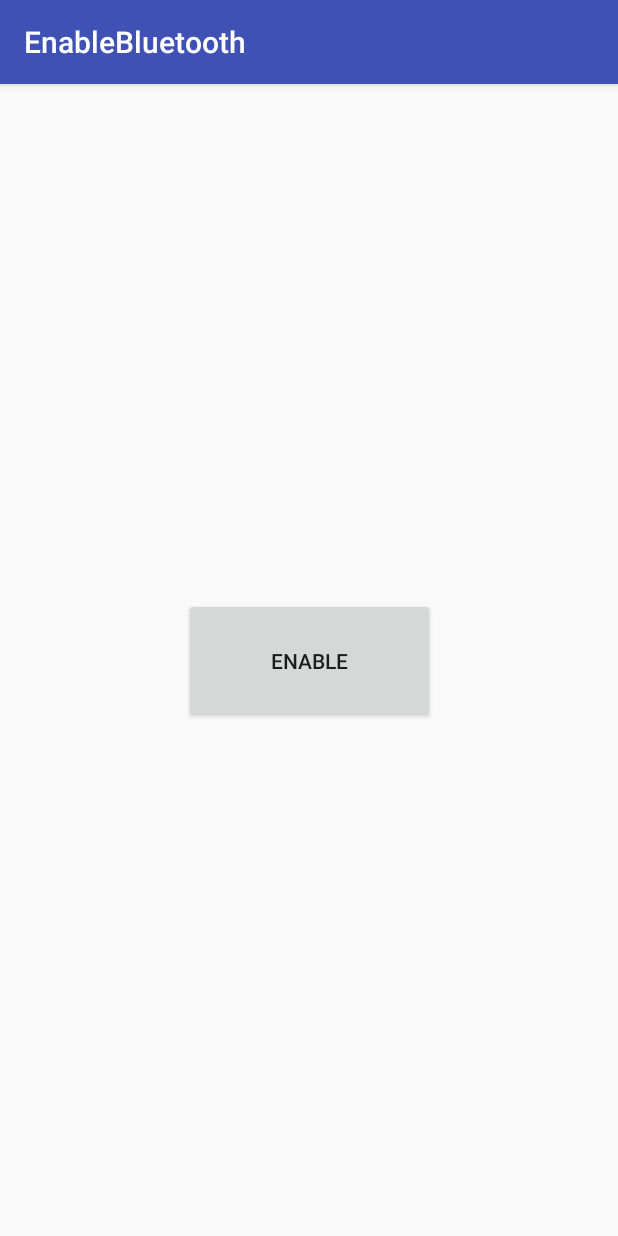
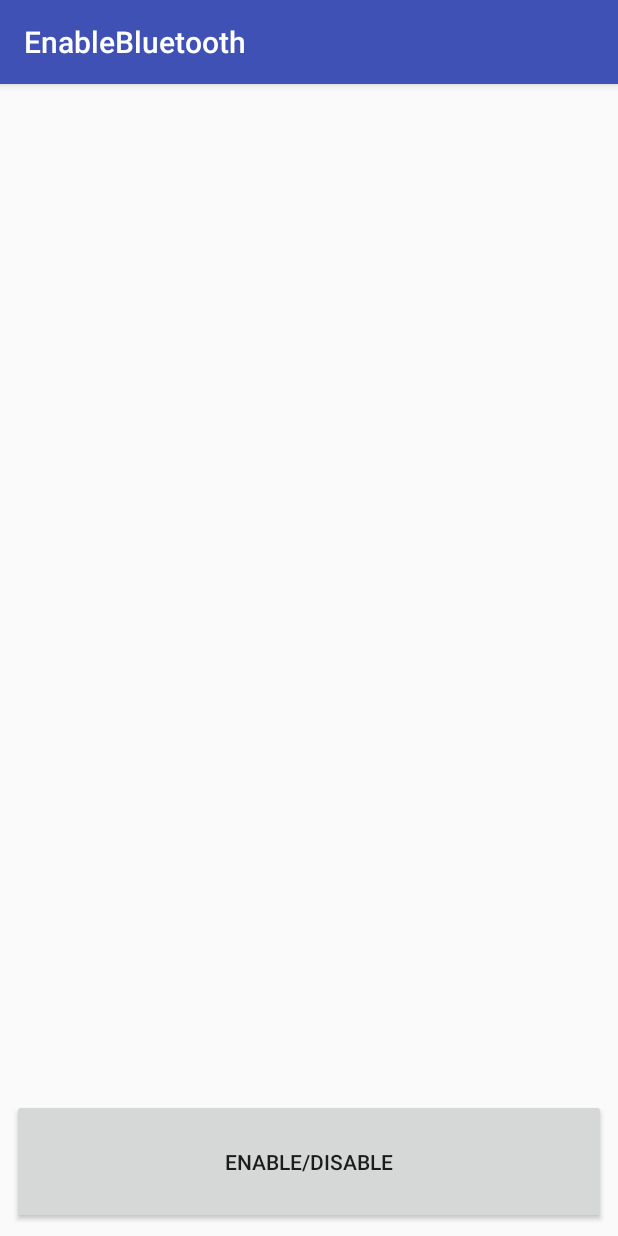
Before and after one commit to misaelgaray/AndroidBluetooth, an Android app: the screen it shows after launch (MainActivity), on a phone screen of 412 x 824 dp. Run offline under Robolectric (Android 15) with nearby library versions, the phone set to English and light mode, and no system bars.

Commit message:
Finished the bluetooth enable disable feature

```diff
--- a/app/src/main/res/layout/activity_main.xml
+++ b/app/src/main/res/layout/activity_main.xml
@@ -8,15 +8,28 @@
 
     <Button
         android:id="@+id/enableBtn"
-        android:layout_width="167dp"
+        android:layout_width="0dp"
         android:layout_height="83dp"
-        android:text="Enable"
-        android:layout_marginTop="8dp"
-        app:layout_constraintTop_toTopOf="parent"
+        android:text="Enable/Disable"
         app:layout_constraintBottom_toBottomOf="parent"
         android:layout_marginBottom="8dp"
         app:layout_constraintStart_toStartOf="parent"
         android:layout_marginStart="8dp"
         app:layout_constraintEnd_toEndOf="parent"
         android:layout_marginEnd="8dp" />
+
+    <TextView
+        android:id="@+id/resultsView"
+        android:layout_width="0dp"
+        android:layout_height="0dp"
+        android:layout_marginBottom="8dp"
+        android:layout_marginEnd="8dp"
+        android:layout_marginStart="8dp"
+        android:layout_marginTop="8dp"
+        android:textSize="24sp"
+        app:layout_constraintBottom_toTopOf="@+id/enableBtn"
+        app:layout_constraintEnd_toEndOf="parent"
+        app:layout_constraintStart_toStartOf="parent"
+        app:layout_constraintTop_toTopOf="parent"
+        tools:text="asaaasdasdsad" />
 </android.support.constraint.ConstraintLayout>
```
Also changed, not shown: app/src/main/AndroidManifest.xml (+9 -0 lines), app/src/main/java/com/example/bluetooth/enablebluetooth/MainActivity.java (+119 -3 lines).
